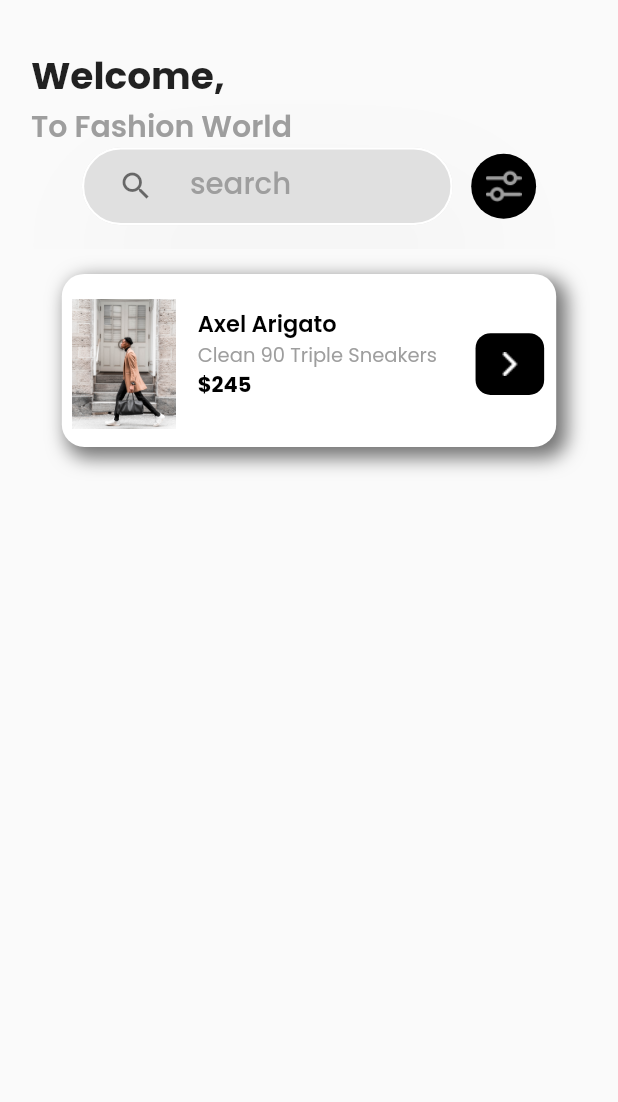
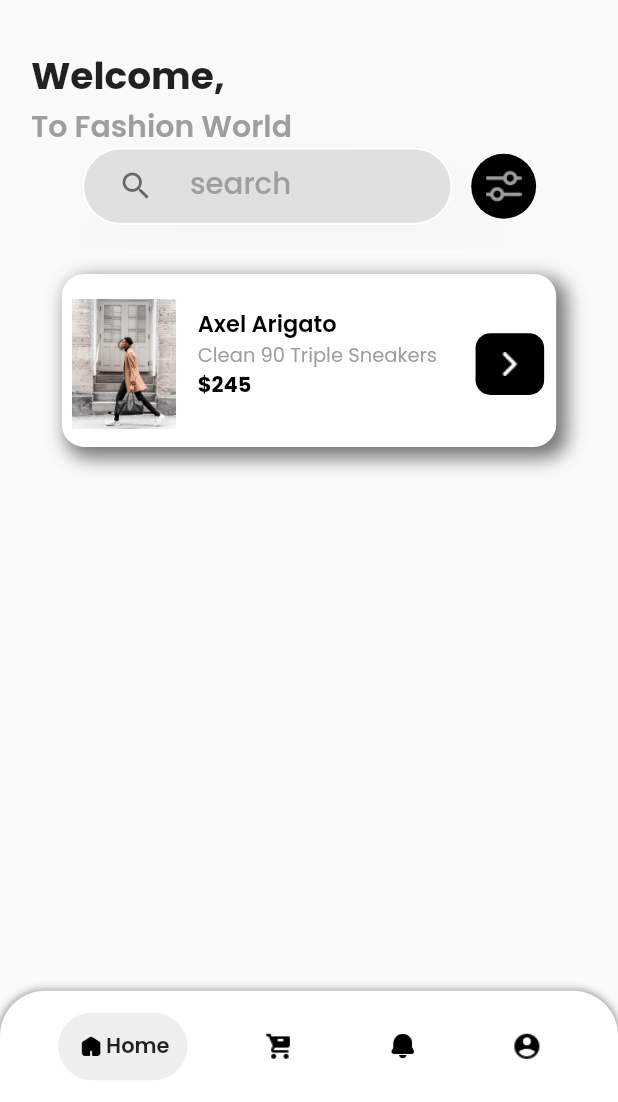
Before and after one commit to irshadcholakkal/Aiden-E-Commerce, a Flutter app: the HomePage screen opened directly, on a phone screen of 412 x 824 dp, the part 134-1236 px from its top. Run offline on Flutter 3.47's test engine with Material 2 defaults, Android fonts, the phone set to English and light mode, and no system bars; drawn by our look-alikes of google_nav_bar; our stand-ins replace dots_indicator, google_fonts, lottie.

Commit message:
add gnav in home page

```diff
--- a/lib/main.dart
+++ b/lib/main.dart
@@ -2,6 +2,7 @@ import 'package:aiden/view/forgot_page/forgotpage.dart';
 import 'package:aiden/view/home_page/home_page.dart';
 import 'package:aiden/view/login_screen/login_screen.dart';
 import 'package:aiden/view/signup_page/signup_page.dart';
+import 'package:aiden/view/splash_screen/splash_screen.dart';
 
 import 'package:flutter/material.dart';
 
@@ -15,6 +16,6 @@ class MainApp extends StatelessWidget {
   @override
   Widget build(BuildContext context) {
     return const MaterialApp(debugShowCheckedModeBanner: false,
-     home: HomePage());
+     home: SplashScreen());
   }
 }
--- a/lib/view/home_page/home_page.dart
+++ b/lib/view/home_page/home_page.dart
@@ -1,4 +1,5 @@
 import 'package:aiden/utils/colors.dart';
+import 'package:aiden/view/widgets/custom_nav_bar.dart';
 import 'package:flutter/material.dart';
 import 'package:google_fonts/google_fonts.dart';
 
@@ -254,6 +255,7 @@ class _HomePageState extends State<HomePage> {
             ],
           ),
         ),
+        bottomNavigationBar: navBar(context:context),
       ),
     );
   }
--- a/lib/view/signup_page/signup_page.dart
+++ b/lib/view/signup_page/signup_page.dart
@@ -172,7 +172,7 @@ class _SignupPageState extends State<SignupPage> {
                         Navigator.pushReplacement(
                             context,
                             MaterialPageRoute(
-                                builder: (context) =>  Loginscreen()));
+                                builder: (context) =>  HomePage()));
                       }
                     }
                   });
```
